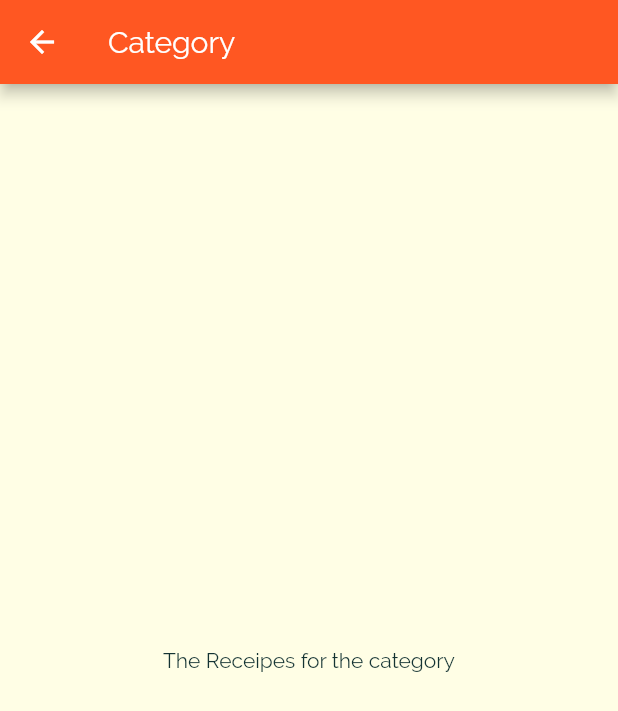
After one commit to shubham03mathur/meals_app, a Flutter app: the screen it shows after launch, after a tap on "Italian", on a phone screen of 412 x 824 dp. The commit adds this screen. Shown: the top 711 px of the screen. Run offline on Flutter 3.47's test engine with Material 2 defaults, Android fonts, the phone set to English and light mode, and no system bars.

Commit message:
Added Category Detail Page Skeleton

```diff
--- a/lib/category_item.dart
+++ b/lib/category_item.dart
@@ -1,13 +1,30 @@
 import 'package:flutter/material.dart';
+
+import './category_meals_page.dart';
 
 class CategoryItem extends StatelessWidget {
   final String title;
   final Color color;
 
   CategoryItem(this.title, this.color);
+
+  void selectCategory(BuildContext ctx) {
+    Navigator.of(ctx).push(
+      MaterialPageRoute(
+        builder: (_) {
+          return CategoryMealsPage();
+        },
+      ),
+    );
+  }
+
   @override
   Widget build(BuildContext context) {
-    return Container(
+    return InkWell(
+      onTap: () => selectCategory(context),
+      splashColor: Theme.of(context).primaryColor,
+      borderRadius: BorderRadius.circular(15),
+      child: Container(
         padding: const EdgeInsets.all(15),
         child: Text(
           title,
@@ -24,6 +41,7 @@ class CategoryItem extends StatelessWidget {
           ),
           borderRadius: BorderRadius.circular(15),
         ),
+      ),
     );
   }
 }
--- /dev/null
+++ b/lib/category_meals_page.dart
@@ -0,0 +1,15 @@
+import 'package:flutter/material.dart';
+
+class CategoryMealsPage extends StatelessWidget {
+  @override
+  Widget build(BuildContext context) {
+    return Scaffold(
+      appBar: AppBar(
+        title: Text('Category'),
+      ),
+      body: Center(
+        child: Text('The Receipes for the category'),
+      ),
+    );
+  }
+}
--- a/lib/main.dart
+++ b/lib/main.dart
@@ -11,7 +11,7 @@ class MyApp extends StatelessWidget {
     return MaterialApp(
       title: 'Daily Meal',
       theme: ThemeData(
-        primarySwatch: Colors.pink,
+        primarySwatch: Colors.deepOrange,
         accentColor: Colors.amber,
         canvasColor: Color.fromRGBO(255, 254, 229, 1),
         visualDensity: VisualDensity.adaptivePlatformDensity,
```
Lines whose indentation alone changed are shown as unchanged.
